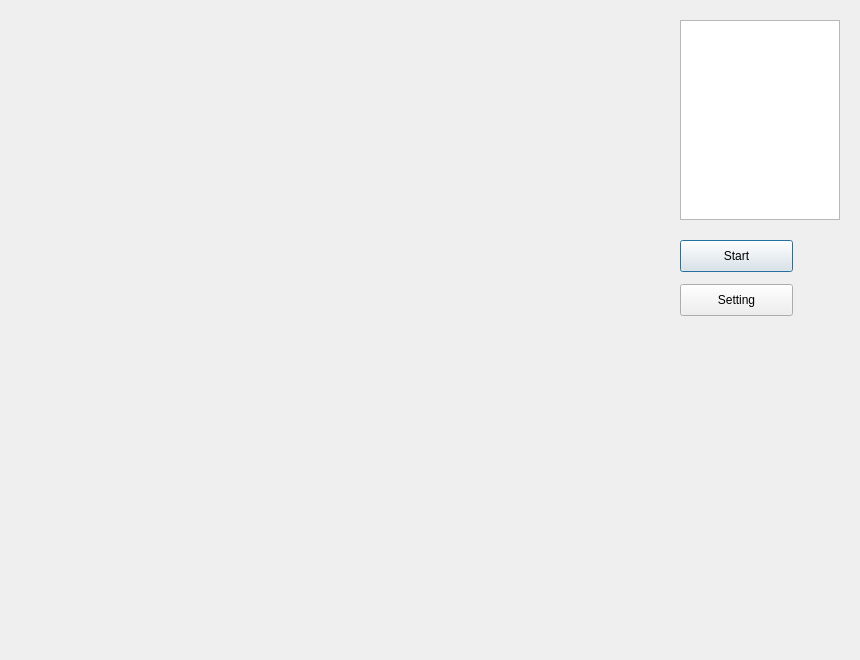
First picture: the form in mainview.ui, repository xupei0610/HandGestureRecognition, before the edit.
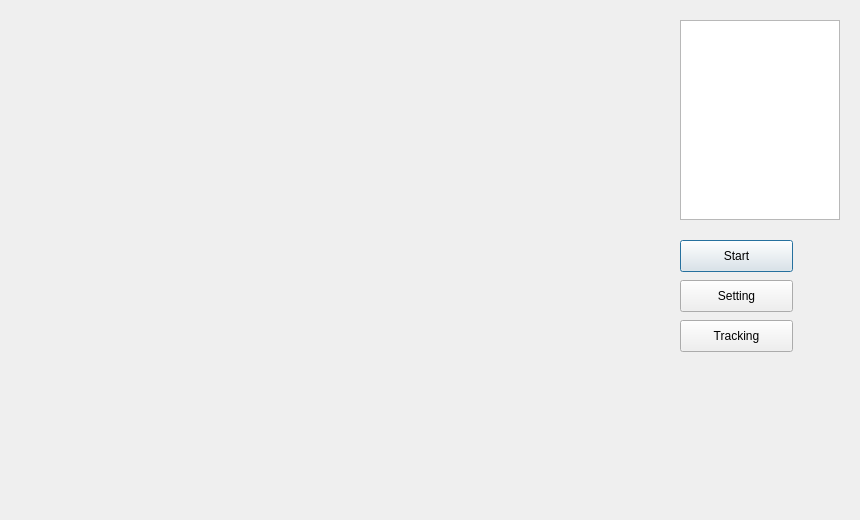
Second picture: the form after the edit.

What changed in the file:
```diff
--- a/mainview.ui
+++ b/mainview.ui
@@ -7,7 +7,7 @@
     <x>0</x>
     <y>0</y>
     <width>860</width>
-    <height>660</height>
+    <height>520</height>
    </rect>
   </property>
   <property name="windowTitle">
@@ -26,71 +26,6 @@
     <string/>
    </property>
   </widget>
-  <widget class="QLabel" name="lblYCrCb">
-   <property name="geometry">
-    <rect>
-     <x>20</x>
-     <y>520</y>
-     <width>160</width>
-     <height>120</height>
-    </rect>
-   </property>
-   <property name="text">
-    <string/>
-   </property>
-  </widget>
-  <widget class="QLabel" name="lblFiltered">
-   <property name="geometry">
-    <rect>
-     <x>180</x>
-     <y>520</y>
-     <width>160</width>
-     <height>120</height>
-    </rect>
-   </property>
-   <property name="text">
-    <string/>
-   </property>
-  </widget>
-  <widget class="QLabel" name="lblContour">
-   <property name="geometry">
-    <rect>
-     <x>340</x>
-     <y>520</y>
-     <width>160</width>
-     <height>120</height>
-    </rect>
-   </property>
-   <property name="text">
-    <string/>
-   </property>
-  </widget>
-  <widget class="QLabel" name="lblOther">
-   <property name="geometry">
-    <rect>
-     <x>660</x>
-     <y>520</y>
-     <width>160</width>
-     <height>120</height>
-    </rect>
-   </property>
-   <property name="text">
-    <string/>
-   </property>
-  </widget>
-  <widget class="QLabel" name="lblConvexity">
-   <property name="geometry">
-    <rect>
-     <x>500</x>
-     <y>520</y>
-     <width>160</width>
-     <height>120</height>
-    </rect>
-   </property>
-   <property name="text">
-    <string/>
-   </property>
-  </widget>
   <widget class="QPushButton" name="btnStart">
    <property name="geometry">
     <rect>
@@ -118,7 +53,7 @@
    <property name="geometry">
     <rect>
      <x>680</x>
-     <y>284</y>
+     <y>280</y>
      <width>113</width>
      <height>32</height>
     </rect>
@@ -127,6 +62,19 @@
     <string>Setting</string>
    </property>
   </widget>
+  <widget class="QPushButton" name="btnTracking">
+   <property name="geometry">
+    <rect>
+     <x>680</x>
+     <y>320</y>
+     <width>113</width>
+     <height>32</height>
+    </rect>
+   </property>
+   <property name="text">
+    <string>Tracking</string>
+   </property>
+  </widget>
  </widget>
  <layoutdefault spacing="6" margin="11"/>
  <resources/>
```
